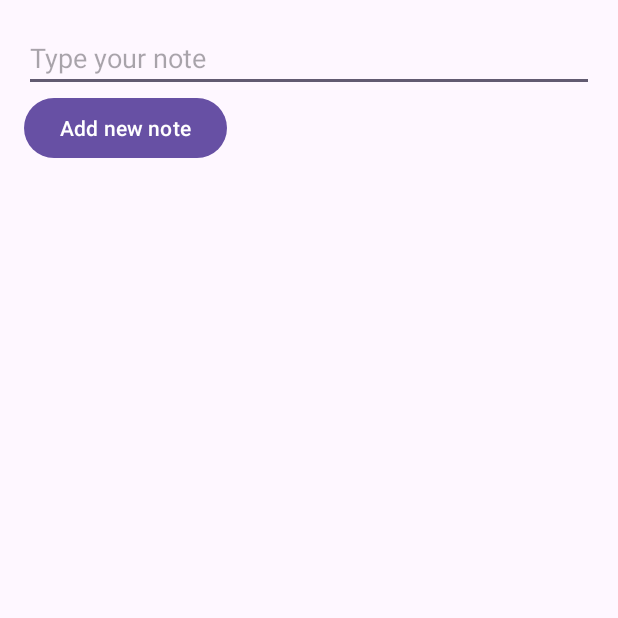
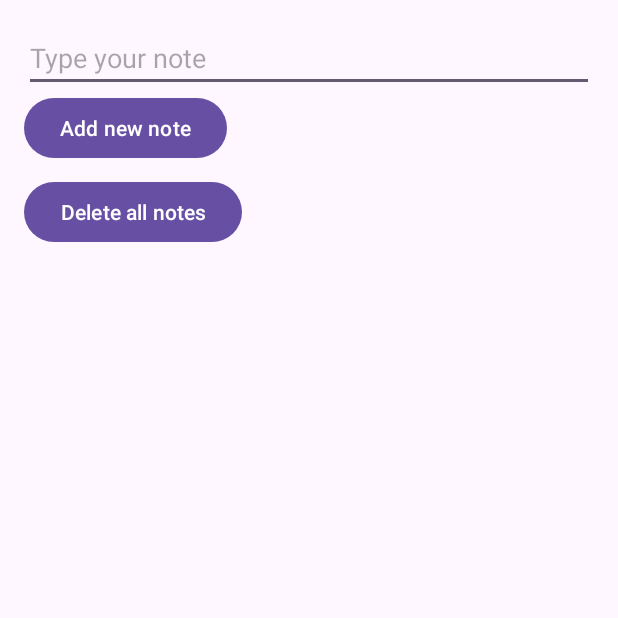
Before and after one commit to Lulily13/notepad, an Android app: the screen it shows after launch (MainActivity), on a phone screen of 412 x 824 dp, the top half of it. Run offline under Robolectric (Android 15) with nearby library versions, the phone set to English and light mode, and no system bars; our stand-ins replace Room's generated code.

Commit message:
feat: support editing and bulk deleting notes with log tracking
- Tap to edit notes via dialog
- Add "Delete all notes" button with confirmation
- Log changes and deletions in Logcat

```diff
--- a/app/src/main/java/com/example/notepad/NoteDao.java
+++ b/app/src/main/java/com/example/notepad/NoteDao.java
@@ -10,6 +10,9 @@ public interface NoteDao {
     @Insert
     void insert(Note note);
 
+    @Update
+    void update(Note note);
+
     @Delete
     void delete(Note note);
 
--- a/app/src/main/res/layout/activity_main.xml
+++ b/app/src/main/res/layout/activity_main.xml
@@ -1,9 +1,9 @@
 <?xml version="1.0" encoding="utf-8"?>
 <LinearLayout xmlns:android="http://schemas.android.com/apk/res/android"
+    android:layout_width="match_parent"
+    android:layout_height="match_parent"
     android:orientation="vertical"
-    android:padding="16dp"
-    android:layout_width="match_parent"
-    android:layout_height="match_parent">
+    android:padding="16dp">
 
     <EditText
         android:id="@+id/editNote"
@@ -20,5 +20,14 @@
     <ListView
         android:id="@+id/noteList"
         android:layout_width="match_parent"
-        android:layout_height="wrap_content"/>
+        android:layout_height="wrap_content" />
+
+    <Button
+        android:id="@+id/deleteAllButton"
+        android:layout_width="wrap_content"
+        android:layout_height="wrap_content"
+        android:text="@string/delete_all_notes"
+        android:layout_marginTop="8dp" />
+
+
 </LinearLayout>
--- a/app/src/main/res/values/strings.xml
+++ b/app/src/main/res/values/strings.xml
@@ -4,4 +4,5 @@
     <string name="example_note">Example note</string>
     <string name="type_your_note">Type your note</string>
     <string name="add_new_note">Add new note</string>
+    <string name="delete_all_notes">Delete all notes</string>
 </resources>
```
Also changed, not shown: app/src/main/java/com/example/notepad/MainActivity.java (+17 -0 lines), app/src/main/java/com/example/notepad/NoteAdapter.java (+34 -1 lines).
